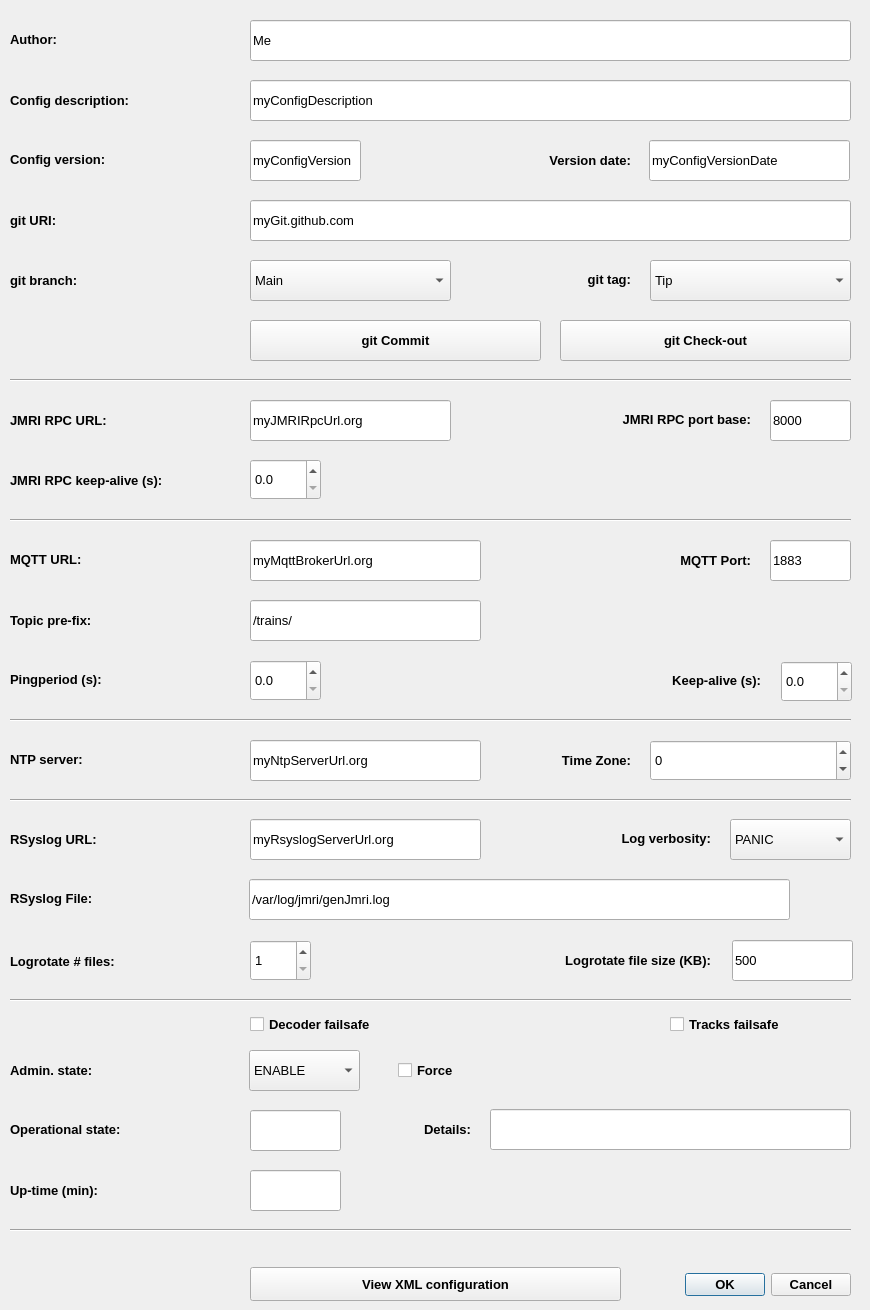
Before: the Qt Designer form Server/Scripts/GenJMRI/ui/Top_Dialog.ui in jonasbjurel/myRailIO, drawn with Qt 5.
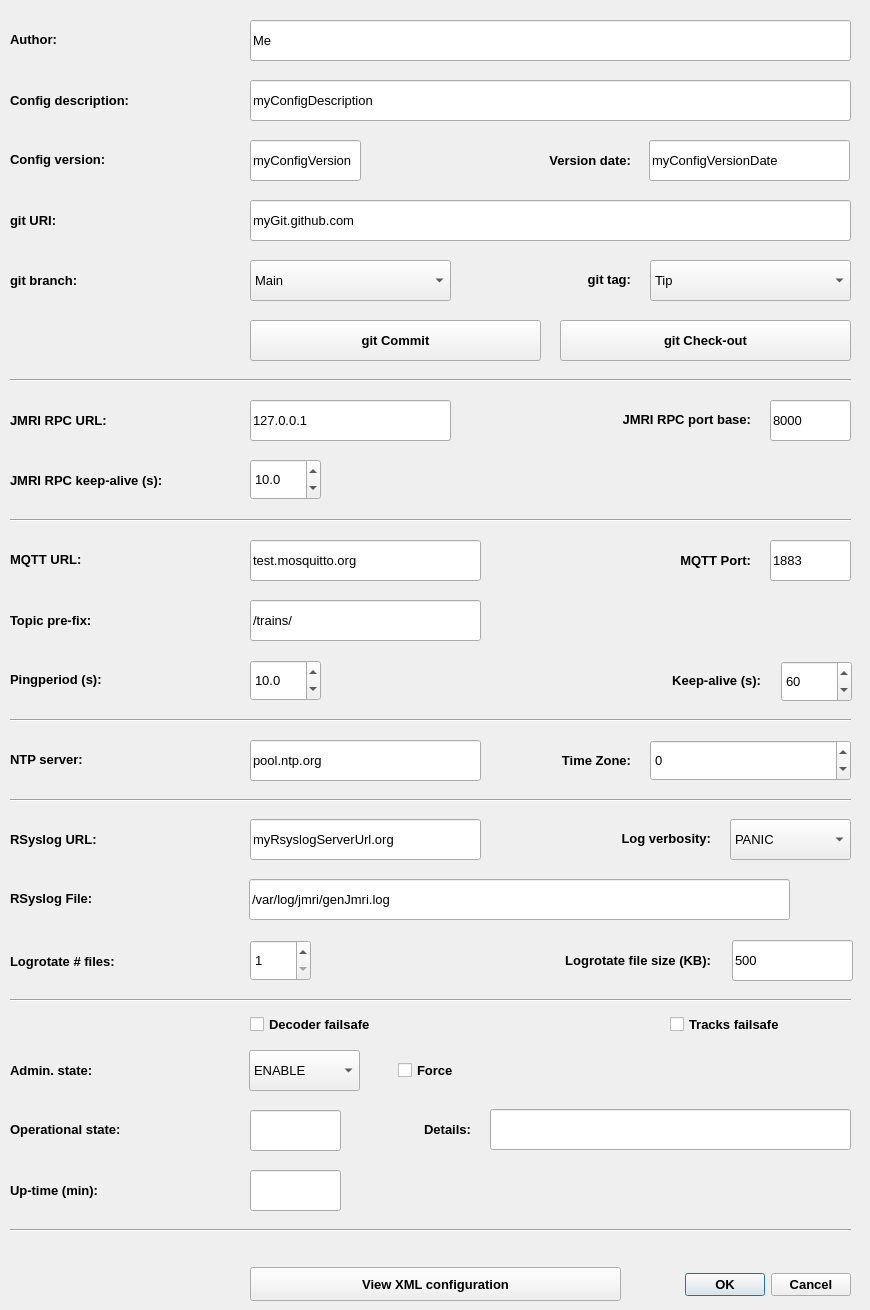
After: the same form once the commit is applied. Icons and pictures are not drawn.

Commit message: Finished the robustness work on MQTT

Diff of the .ui file:
```diff
--- a/Server/Scripts/GenJMRI/ui/Top_Dialog.ui
+++ b/Server/Scripts/GenJMRI/ui/Top_Dialog.ui
@@ -345,7 +345,7 @@
     <string>NTP server URL</string>
    </property>
    <property name="text">
-    <string>myNtpServerUrl.org</string>
+    <string>pool.ntp.org</string>
    </property>
   </widget>
   <widget class="QSpinBox" name="timeZoneSpinBox">
@@ -995,6 +995,12 @@
    <property name="decimals">
     <number>1</number>
    </property>
+   <property name="minimum">
+    <double>1.000000000000000</double>
+   </property>
+   <property name="value">
+    <double>10.000000000000000</double>
+   </property>
   </widget>
   <widget class="QDoubleSpinBox" name="JMRIRpcKeepalivePeriodDoubleSpinBox">
    <property name="geometry">
@@ -1022,6 +1028,12 @@
    <property name="decimals">
     <number>1</number>
    </property>
+   <property name="minimum">
+    <double>1.000000000000000</double>
+   </property>
+   <property name="value">
+    <double>10.000000000000000</double>
+   </property>
   </widget>
   <widget class="QLineEdit" name="MQTT_TOPIC_PREFIX_LineEdit">
    <property name="geometry">
@@ -1083,7 +1095,7 @@
     <string>JMRI RPC URI</string>
    </property>
    <property name="text">
-    <string>myJMRIRpcUrl.org</string>
+    <string>127.0.0.1</string>
    </property>
   </widget>
   <widget class="QLabel" name="label_18">
@@ -1274,7 +1286,7 @@
     <string>MQTT Broker URI</string>
    </property>
    <property name="text">
-    <string>myMqttBrokerUrl.org</string>
+    <string>test.mosquitto.org</string>
    </property>
   </widget>
   <widget class="QLabel" name="label_19">
@@ -1350,7 +1362,13 @@
     <string>MQTT supervision keep-alive period</string>
    </property>
    <property name="decimals">
-    <number>1</number>
+    <number>0</number>
+   </property>
+   <property name="minimum">
+    <double>1.000000000000000</double>
+   </property>
+   <property name="value">
+    <double>60.000000000000000</double>
    </property>
   </widget>
   <widget class="QLabel" name="label_23">
```
Left out of the diff: 2 changed lines with no effect on the pictures. The commit also changes 14 other files.
